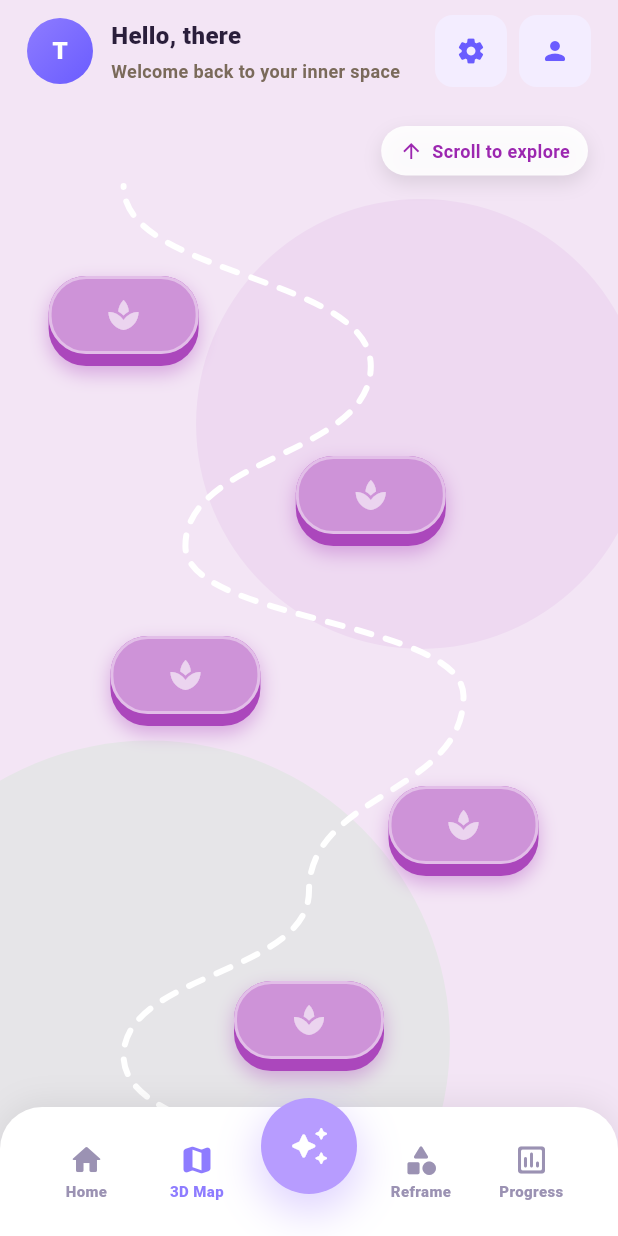
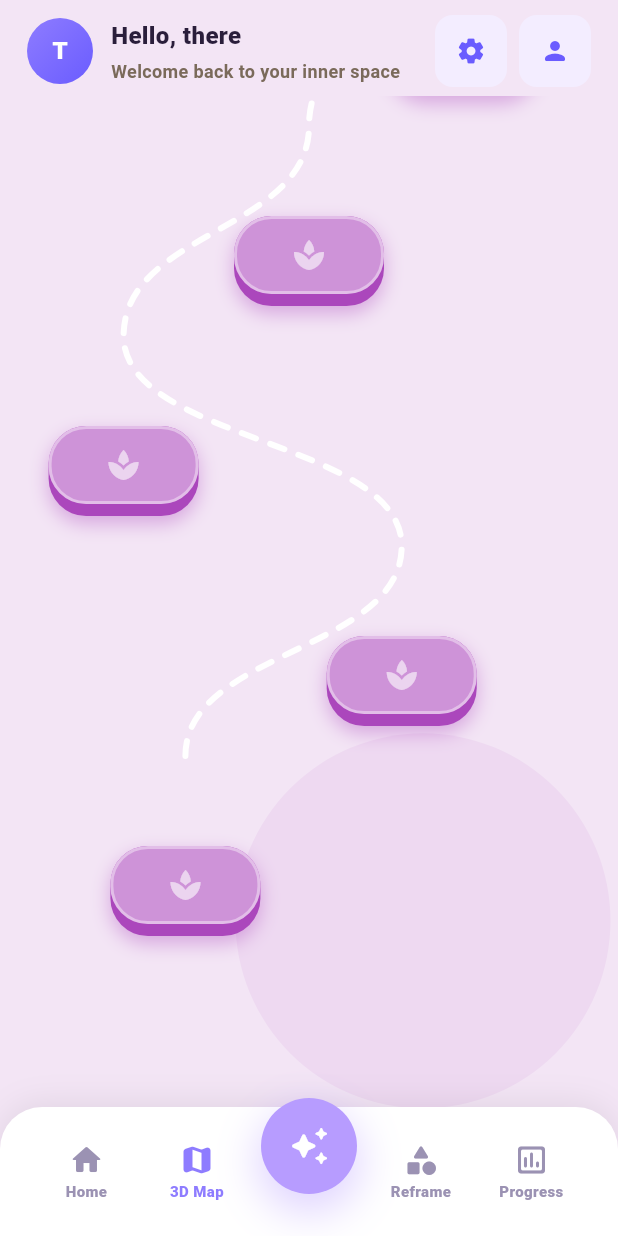
Before and after one commit to Mariam-Elbishbeashy/ANA-AN_AI_Powered_Inner_Journey_App, a Flutter app: the screen it shows once a user with an empty profile is signed in, item 2 of the bottom bar chosen, on a phone screen of 412 x 824 dp. Run offline on Flutter 3.47's test engine with Material 3 defaults, Android fonts, the phone set to English and light mode, and no system bars; our stand-ins replace camera, cloud_firestore, firebase_auth, firebase_core, firebase_storage, fl_chart and 5 more; missing offline and left inert: flutter_sound, gif, model_viewer_plus, noise_meter, o3d, record; accounts and stored records are empty; network calls fail.

Commit message:
fixing 3d map

```diff
--- a/lib/features/map_3d/presentation/screens/map_3d_screen.dart
+++ b/lib/features/map_3d/presentation/screens/map_3d_screen.dart
@@ -32,16 +32,25 @@ class Map3DScreen extends StatefulWidget {
 }
 
 class _Map3DScreenState extends State<Map3DScreen> {
-  // Normal positions (NOT reversed) - bottom nodes have highest dy values
   final List<Offset> nodePositions = [
-    const Offset(0.3, 820), // Bottom first (highest dy value)
-    const Offset(0.65, 730), // Second bottom
-    const Offset(0.2, 610), // Third from bottom
-    const Offset(0.5, 500), // Fourth
-    const Offset(0.75, 370), // Fifth
-    const Offset(0.3, 270), // Sixth
-    const Offset(0.6, 150), // Seventh
-    const Offset(0.2, 30), // Top last (lowest dy value)
+    const Offset(0.3, 2410), // Bottom first
+    const Offset(0.65, 2270), // Slot 1 - 140px gap
+    const Offset(0.2, 2130), // Slot 2 - 140px gap
+    const Offset(0.5, 1990), // Slot 3 - 140px gap
+    const Offset(0.75, 1850), // Slot 4 - 140px gap
+    const Offset(0.3, 1710), // Slot 5 - 140px gap
+    const Offset(0.6, 1570), // Slot 6 - 140px gap
+    const Offset(0.2, 1430), // Slot 7 - 140px gap
+    const Offset(0.5, 1290), // Slot 8 - 140px gap
+    const Offset(0.75, 1150), // Slot 9 - 140px gap
+    const Offset(0.3, 1010), // Slot 10 - 140px gap
+    const Offset(0.6, 870), // Slot 11 - 140px gap
+    const Offset(0.2, 730), // Slot 12 - 140px gap
+    const Offset(0.5, 590), // Slot 13 - 140px gap
+    const Offset(0.75, 450), // Slot 14 - 140px gap
+    const Offset(0.3, 310), // Slot 15 - 140px gap
+    const Offset(0.6, 170), // Slot 16 - 140px gap
+    const Offset(0.2, 30), // Top most - Slot 17
   ];
 
   late List<UserCharacter?> mapSlots;
@@ -445,8 +454,9 @@ class _Map3DScreenState extends State<Map3DScreen> {
                 : SingleChildScrollView(
               controller: _scrollController,
               physics: const BouncingScrollPhysics(),
+              reverse: true,
               child: SizedBox(
-                height: 1150,
+                height: 2760,
                 width: MediaQuery.of(context).size.width,
                 child: Stack(
                   children: [
@@ -483,47 +493,6 @@ class _Map3DScreenState extends State<Map3DScreen> {
                     CustomPaint(
                       size: Size(MediaQuery.of(context).size.width, 1150),
                       painter: PathPainter(positions: nodePositions),
-                    ),
-
-                    // Floating scroll indicator
-                    Positioned(
-                      top: 20,
-                      right: 20,
-                      child: Container(
-                        padding: const EdgeInsets.symmetric(
-                          horizontal: 12,
-                          vertical: 8,
-                        ),
-                        decoration: BoxDecoration(
-                          color: Colors.white.withOpacity(0.9),
-                          borderRadius: BorderRadius.circular(20),
-                          boxShadow: [
-                            BoxShadow(
-                              color: Colors.black.withOpacity(0.1),
-                              blurRadius: 10,
-                              offset: const Offset(0, 5),
-                            ),
-                          ],
-                        ),
-                        child: Row(
-                          children: [
-                            Icon(
-                              Icons.arrow_upward,
-                              size: 16,
-                              color: Colors.purple,
-                            ),
-                            const SizedBox(width: 6),
-                            Text(
-                              _isArabic ? "اسحب للاستكشاف" : "Scroll to explore",
-                              style: TextStyle(
-                                fontSize: 12,
-                                fontWeight: FontWeight.w600,
-                                color: Colors.purple,
-                              ),
-                            ),
-                          ],
-                        ),
-                      ),
                     ),
 
                     // Character Islands
```
